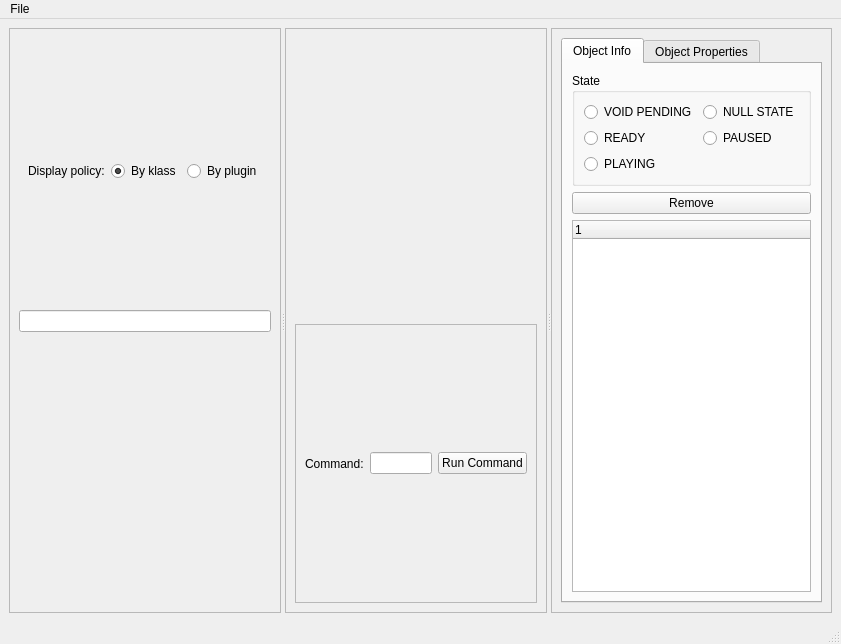
This is src/Gui/ui_files/MainWindow.ui in loganek/gstcreator as Qt 5 draws it before an edit. The edited form follows.
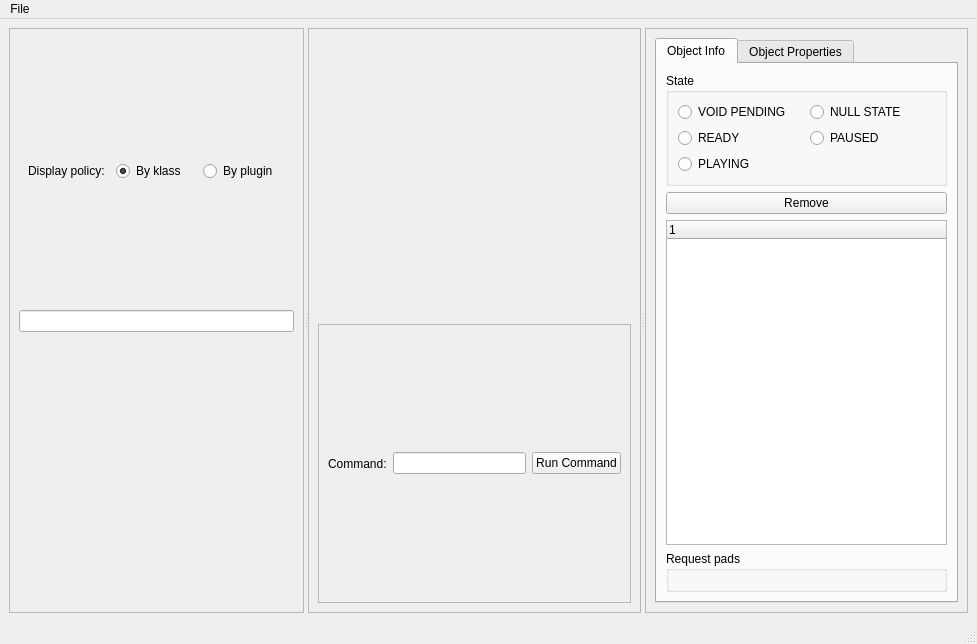
This is the edited form.

Commit message: implemented requesting pads

The edit to the form file:
```diff
--- a/src/Gui/ui_files/MainWindow.ui
+++ b/src/Gui/ui_files/MainWindow.ui
@@ -6,7 +6,7 @@
    <rect>
     <x>0</x>
     <y>0</y>
-    <width>841</width>
+    <width>977</width>
     <height>644</height>
    </rect>
   </property>
@@ -223,6 +223,14 @@
               </column>
              </widget>
             </item>
+            <item>
+             <widget class="QGroupBox" name="requestPadsGroupBox">
+              <property name="title">
+               <string>Request pads</string>
+              </property>
+              <layout class="QVBoxLayout" name="verticalLayout_6"/>
+             </widget>
+            </item>
            </layout>
           </widget>
           <widget class="QWidget" name="tab_2">
@@ -244,8 +252,8 @@
     <rect>
      <x>0</x>
      <y>0</y>
-     <width>841</width>
-     <height>19</height>
+     <width>977</width>
+     <height>25</height>
     </rect>
    </property>
    <widget class="QMenu" name="menuFile">
```
The commit also changes 2 other files.
